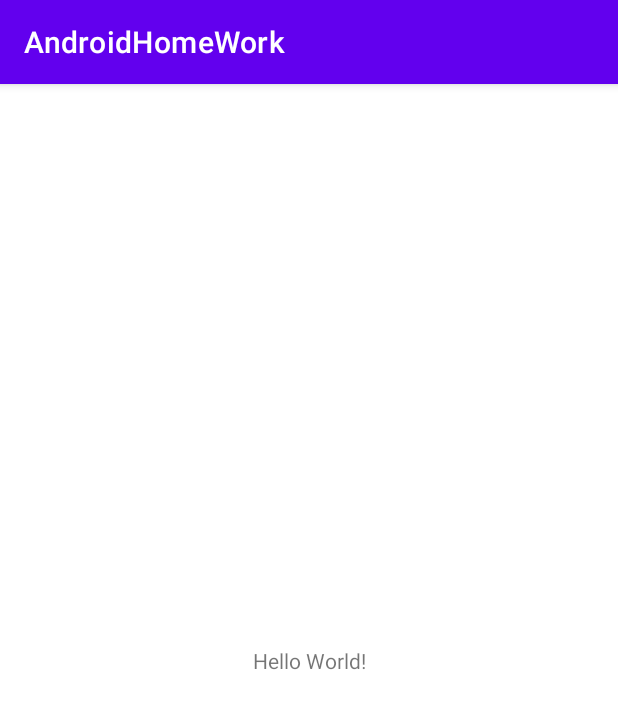
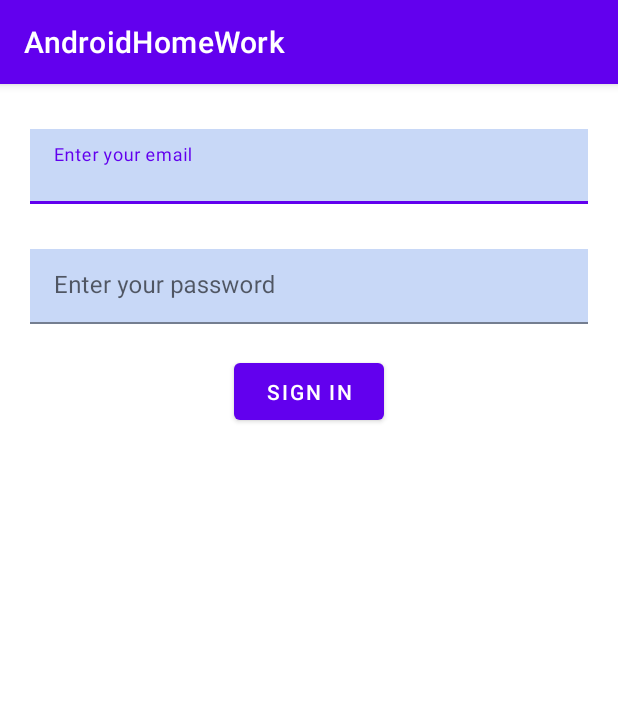
Before and after one commit to kal1mor/AndroidHomeWork, an Android app: the screen it shows after launch (MainActivity), on a phone screen of 412 x 824 dp. Shown: the top 709 px of the screen. Run offline under Robolectric (Android 15) with nearby library versions, the light colour scheme and no system bars.

Commit message:
Solved homework4

```diff
--- /dev/null
+++ b/app/src/main/java/com/example/androidhomework/ComputerSetting.kt
@@ -0,0 +1,18 @@
+package com.example.androidhomework
+
+class ComputerSetting (private val setting: Builder) {
+
+    fun processorName() = setting.nameOfVideoCard
+    fun processorPower() = setting.powerOfVideoCard
+    fun playGame() = setting.videoCard
+
+    companion object Builder{
+        var nameOfVideoCard: String = "Nvidia Gforce 4080TI"
+        var powerOfVideoCard: Int = 4000
+        var videoCard: Boolean = false
+
+        fun setNameOfVideoCard(nameOfVideoCard: String) = apply { this.nameOfVideoCard = nameOfVideoCard }
+        fun setPowerOfVideoCard(powerOfVideoCard: Int) = apply { this.powerOfVideoCard = powerOfVideoCard }
+        fun setVideoCard(videoCard: Boolean) = apply { this.videoCard = videoCard }
+    }
+}
--- a/app/src/main/java/com/example/androidhomework/MainActivity.kt
+++ b/app/src/main/java/com/example/androidhomework/MainActivity.kt
@@ -2,10 +2,44 @@
 
 import androidx.appcompat.app.AppCompatActivity
 import android.os.Bundle
+import android.util.Log
+import android.widget.Button
+import android.widget.EditText
+import com.example.androidhomework.MainActivity2.Companion.startActivity2
 
 class MainActivity : AppCompatActivity() {
     override fun onCreate(savedInstanceState: Bundle?) {
         super.onCreate(savedInstanceState)
         setContentView(R.layout.activity_main)
+
+        val tetEmail = findViewById<EditText>(R.id.tetEmail)
+        val tetPass = findViewById<EditText>(R.id.tetPass)
+        val btnLogin = findViewById<Button>(R.id.btnLogIn)
+
+        val videoCard = ComputerSetting
+            .setVideoCard(true)
+            .setNameOfVideoCard("Nvidia Gforce 2080TI")
+            .setPowerOfVideoCard(2000)
+
+        btnLogin.setOnClickListener {
+
+            Log.w("Computer settings", "${videoCard.videoCard} ${videoCard.nameOfVideoCard} ${videoCard.powerOfVideoCard}")
+
+            if(tetEmail.text.toString().isEmpty()&&tetPass.text.toString().isEmpty()){
+                tetEmail.error = getString(R.string.email_cant_be_empty)
+                tetPass.error = getString(R.string.password_cant_be_empty)
+
+            } else if (tetEmail.text.toString().isEmpty()){
+
+
+                tetEmail.error = getString(R.string.email_cant_be_empty)
+
+
+            }else if(tetPass.text.toString().isEmpty()){
+                tetPass.error = getString(R.string.password_cant_be_empty)
+            }else {
+                startActivity2(this)
+            }
+        }
     }
 }
--- a/app/src/main/res/layout/activity_main.xml
+++ b/app/src/main/res/layout/activity_main.xml
@@ -1,18 +1,51 @@
 <?xml version="1.0" encoding="utf-8"?>
-<androidx.constraintlayout.widget.ConstraintLayout xmlns:android="http://schemas.android.com/apk/res/android"
-    xmlns:app="http://schemas.android.com/apk/res-auto"
+<LinearLayout xmlns:android="http://schemas.android.com/apk/res/android"
     xmlns:tools="http://schemas.android.com/tools"
     android:layout_width="match_parent"
     android:layout_height="match_parent"
-    tools:context=".MainActivity">
+    tools:context=".MainActivity"
+    android:orientation="vertical">
+    <com.google.android.material.textfield.TextInputLayout
+        android:id="@+id/til1"
+        android:layout_marginTop="30dp"
+        android:layout_width="match_parent"
+        android:layout_height="wrap_content"
+        android:layout_marginStart="20dp"
+        android:layout_marginEnd="20dp">
+        <com.google.android.material.textfield.TextInputEditText
+            android:id="@+id/tetEmail"
+            android:background="@color/blue"
+            android:layout_width="match_parent"
+            android:layout_height="50dp"
+            android:hint="@string/enter_your_email"/>
+    </com.google.android.material.textfield.TextInputLayout>
 
-    <TextView
-        android:layout_width="wrap_content"
+    <com.google.android.material.textfield.TextInputLayout
+        android:id="@+id/til2"
+        android:layout_marginTop="30dp"
+        android:layout_width="match_parent"
         android:layout_height="wrap_content"
-        android:text="Hello World!"
-        app:layout_constraintBottom_toBottomOf="parent"
-        app:layout_constraintLeft_toLeftOf="parent"
-        app:layout_constraintRight_toRightOf="parent"
-        app:layout_constraintTop_toTopOf="parent" />
+        android:layout_marginStart="20dp"
+        android:layout_marginEnd="20dp">
 
-</androidx.constraintlayout.widget.ConstraintLayout>
+        <com.google.android.material.textfield.TextInputEditText
+            android:id="@+id/tetPass"
+            android:layout_width="match_parent"
+            android:layout_height="50dp"
+            android:background="@color/blue"
+            android:hint="@string/enter_your_password" />
+
+    </com.google.android.material.textfield.TextInputLayout>
+
+
+
+    <com.google.android.material.button.MaterialButton
+        android:id="@+id/btnLogIn"
+        android:layout_width="100dp"
+        android:layout_height="50dp"
+        android:layout_marginTop="20dp"
+        android:layout_gravity="center_horizontal"
+        android:text="@string/sign_in" />
+
+
+</LinearLayout>
--- a/app/src/main/res/values/colors.xml
+++ b/app/src/main/res/values/colors.xml
@@ -7,4 +7,5 @@
     <color name="teal_700">#FF018786</color>
     <color name="black">#FF000000</color>
     <color name="white">#FFFFFFFF</color>
+    <color name="blue">#c8d8f7</color>
 </resources>
--- a/app/src/main/res/values/strings.xml
+++ b/app/src/main/res/values/strings.xml
@@ -1,3 +1,10 @@
 <resources>
     <string name="app_name">AndroidHomeWork</string>
+    <string name="enter_your_password">Enter your password</string>
+    <string name="sign_in">Sign in</string>
+    <string name="enter_your_email">Enter your email</string>
+    <string name="boy">Boy</string>
+    <string name="girl">Girl</string>
+    <string name="email_cant_be_empty">Email cant be empty</string>
+    <string name="password_cant_be_empty">Password cant be empty</string>
 </resources>
```
Also changed, not shown: app/src/main/AndroidManifest.xml (+7 -0 lines), app/src/main/java/com/example/androidhomework/MainActivity2.kt (added, +44 -0 lines), app/src/main/res/layout/activity_main2.xml (added, +36 -0 lines), app/src/main/res/drawable/child.PNG (added), app/src/main/res/drawable/girl.jpg (added).
